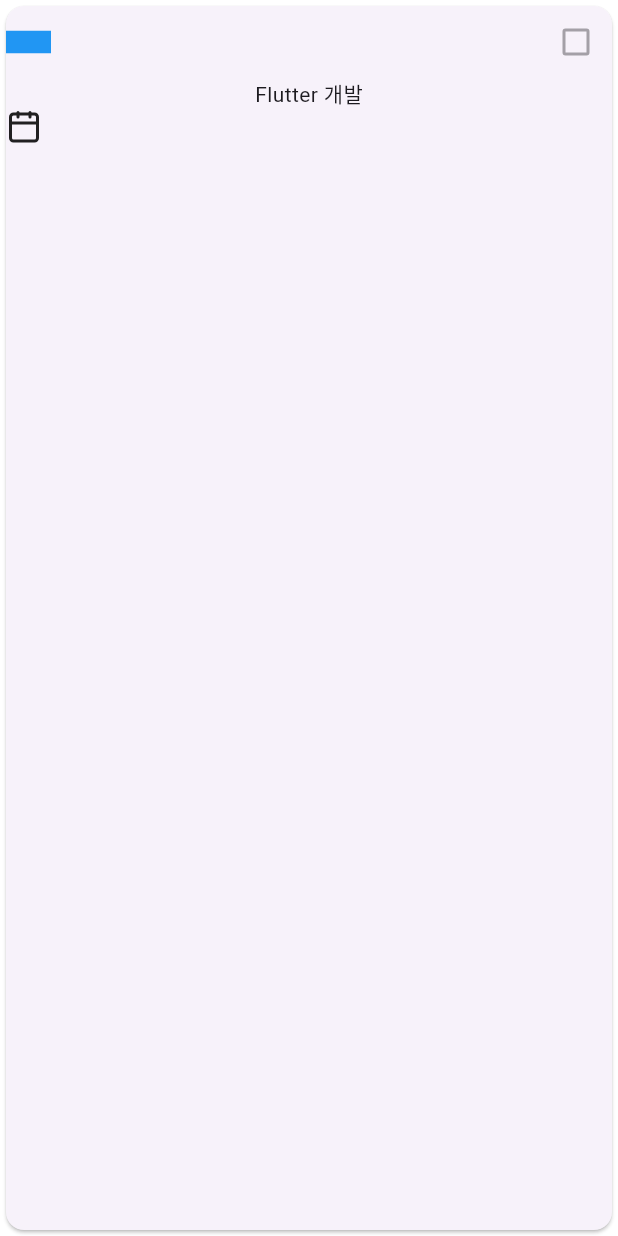
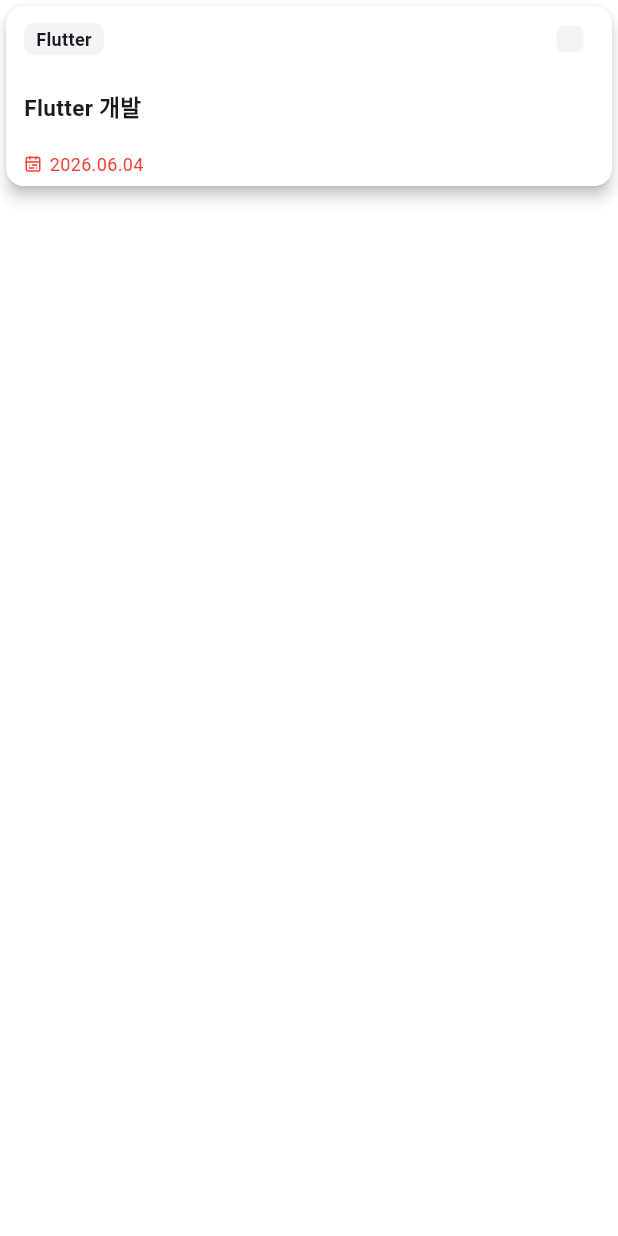
Before and after one commit to JTW16/unitask, a Flutter app: the TaskCard widget shown alone on an empty page, opened directly, on a phone screen of 412 x 824 dp. Run offline on Flutter 3.47's test engine with Material 3 defaults, Android fonts, the phone set to English and light mode, and no system bars; our stand-ins replace flutter_riverpod, go_router, lucide_icons_flutter.

Commit message:
week13_1

```diff
--- a/lib/app/theme/app_theme.dart
+++ b/lib/app/theme/app_theme.dart
@@ -40,6 +40,7 @@ class AppTheme {
         borderSide: BorderSide.none,
       ),
     ),
+    cardTheme: const CardThemeData(elevation: 4, color: Colors.white),
   );
 
   static ThemeData get dark => ThemeData.dark(useMaterial3: true).copyWith(
--- /dev/null
+++ b/lib/ui/common/subject_label.dart
@@ -0,0 +1,22 @@
+import 'package:flutter/material.dart';
+
+class SubjectLabel extends StatelessWidget {
+  final String text;
+
+  const SubjectLabel({super.key, required this.text});
+
+  @override
+  Widget build(BuildContext context) {
+    return Container(
+      padding: .symmetric(horizontal: 8, vertical: 2),
+      decoration: BoxDecoration(
+        color: Color(0xFFF3F4F6),
+        borderRadius: .circular(6),
+      ),
+      child: Text(
+        text,
+        style: const TextStyle(fontWeight: .w700, fontSize: 12),
+      ),
+    );
+  }
+}
--- a/lib/ui/common/task_card.dart
+++ b/lib/ui/common/task_card.dart
@@ -1,14 +1,18 @@
 import 'package:flutter/material.dart';
+import 'package:intl/intl.dart';
 import 'package:lucide_icons_flutter/lucide_icons.dart';
 import 'package:unitask/app/theme/preview.dart';
+import 'package:unitask/ui/common/subject_label.dart';
 
 @AppThemePreview(group: 'Items', name: 'TaskCard')
 Widget preview() {
   return TaskCard(
+    onCheckde: (value) {},
+    onSelected: () {},
     checked: false,
     title: 'Flutter 개발',
-    date: DateTime.now(),
-    category: Container(width: 30, height: 15, color: Colors.blue),
+    date: DateTime.now().copyWith(month: 6, day: 4),
+    category: SubjectLabel(text: 'Flutter'),
   );
 }
 
@@ -32,34 +36,60 @@ class TaskCard extends StatelessWidget {
 
   @override
   Widget build(BuildContext context) {
+    final dDay = DateTime.now().difference(date).inDays;
+
+    final dDayColor = switch (dDay) {
+      <= 3 => Colors.red,
+      <= 7 => Colors.orange,
+      _ => Colors.black,
+    };
+
     return Card(
+      child: Container(
+        height: 120,
+        padding: const .symmetric(vertical: 6, horizontal: 12),
         child: Column(
+          crossAxisAlignment: .stretch,
+          mainAxisAlignment: .spaceBetween,
           children: [
             Row(
               mainAxisAlignment: .spaceBetween,
               children: [
                 category,
-              Checkbox(onChanged: onCheckde, value: checked),
+                Checkbox(
+                  onChanged: onCheckde,
+                  value: checked,
+                  visualDensity: .compact,
+                  fillColor: .resolveWith(
+                    (states) => states.contains(WidgetState.selected)
+                        ? Colors.blue
+                        : Color(0xFFF3F4F6),
+                  ),
+                  shape: RoundedRectangleBorder(borderRadius: .circular(5)),
+                  side: BorderSide(color: Colors.transparent),
+                  materialTapTargetSize: .shrinkWrap,
+                ),
               ],
             ),
-          Text(title),
+            Text(
+              title,
+              maxLines: 1,
+              overflow: .ellipsis,
+              style: TextStyle(fontSize: 15, fontWeight: .bold),
+            ),
             Row(
               spacing: 5,
               children: [
-              Icon(
-                LucideIcons.calendar,
-                // 아이콘 색상 설정
-                // <= D-3 : 빨
-                // <= D-7 : 주
-                //  > D-7 : 검
-              ),
+                Icon(LucideIcons.calendarRange, size: 12, color: dDayColor),
                 Text(
-                '', // Datetime 사용, intl 라이브러리 사용해서 타임포멧
+                  DateFormat('yyyy.MM.dd').format(date),
+                  style: TextStyle(fontSize: 12, color: dDayColor),
                 ),
               ],
             ),
           ],
         ),
+      ),
     );
   }
 }
--- a/pubspec.yaml
+++ b/pubspec.yaml
@@ -39,6 +39,7 @@ dependencies:
   lucide_icons_flutter: ^3.1.12
   shared_preferences: ^2.5.5
   http:
+  intl:
 
 dev_dependencies:
   flutter_test:
```
Also changed, not shown: lib/core/enum/priority.dart (added, +23 -0 lines), lib/ui/common/detail_card.dart (added, +52 -0 lines), lib/ui/common/priority_badge.dart (added, +35 -0 lines), pubspec.lock, 1 other file. Lines whose indentation alone changed are shown as unchanged.
